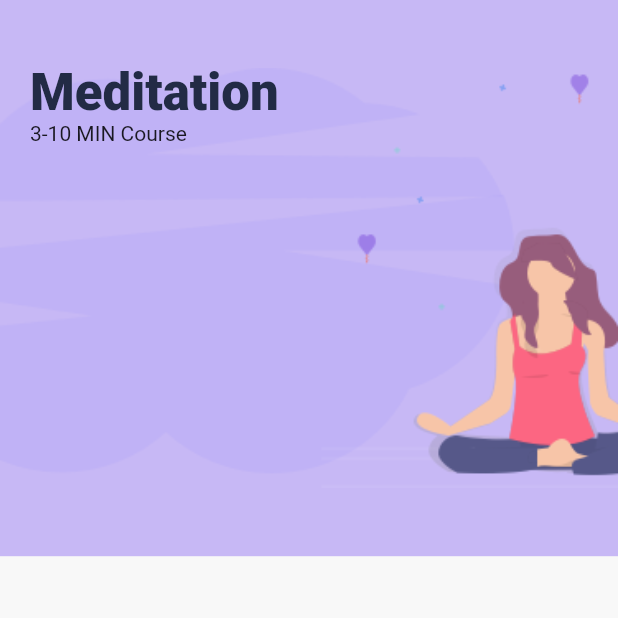
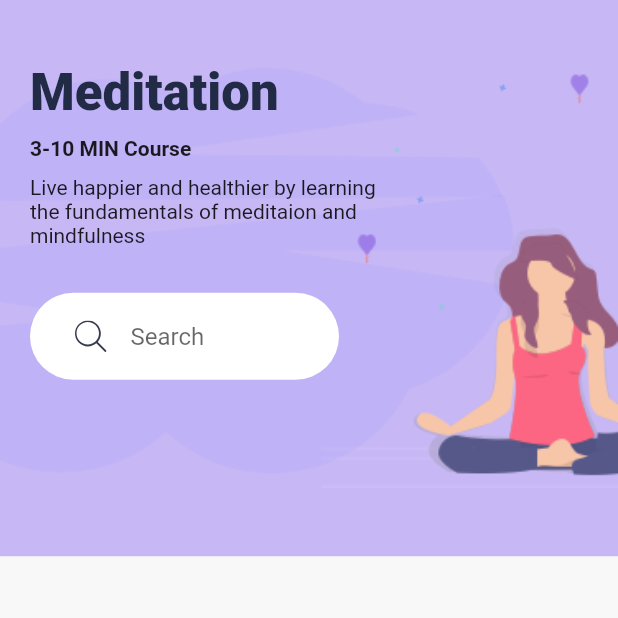
Before and after one commit to DaminduSandaruwan/MeditationApp, a Flutter app: the screen it shows after launch, after a tap on "Meditation", on a phone screen of 412 x 824 dp, the top half of it. Run offline on Flutter 3.47's test engine with Material 2 defaults, Android fonts, the phone set to English and light mode, and no system bars; our stand-ins replace flutter_svg.

Commit message:
add search bar

```diff
--- a/lib/home_screen.dart
+++ b/lib/home_screen.dart
@@ -3,6 +3,7 @@ import 'package:flutter_svg/flutter_svg.dart';
 import 'package:meditaion_app/screens/detail_screen.dart';
 import 'package:meditaion_app/widgets/bottom_navBar.dart';
 import 'package:meditaion_app/widgets/category_card.dart';
+import 'package:meditaion_app/widgets/search_bar.dart';
 
 class HomeScreen extends StatelessWidget {
   @override
@@ -48,21 +49,7 @@ class HomeScreen extends StatelessWidget {
                       .display1
                       .copyWith(fontWeight: FontWeight.w900),
                   ),
-                  Container(
-                    margin: EdgeInsets.symmetric(vertical:30),
-                    padding: EdgeInsets.symmetric(horizontal:30, vertical:5),
-                    decoration: BoxDecoration(
-                      color: Colors.white,
-                      borderRadius: BorderRadius.circular(30),
-                    ),
-                    child: TextField(
-                      decoration: InputDecoration(
-                        hintText: "Search",
-                        icon: SvgPicture.asset("assets/icons/search.svg"),
-                        border: InputBorder.none,
-                      ),
-                    ),
-                  ),
+                  SearchBar(),
                   Expanded(
                     child: GridView.count(
                       crossAxisCount: 2,
--- a/lib/screens/detail_screen.dart
+++ b/lib/screens/detail_screen.dart
@@ -1,5 +1,6 @@
 import 'package:flutter/material.dart';
 import 'package:meditaion_app/constant.dart';
+import 'package:meditaion_app/widgets/search_bar.dart';
 
 class DetailsScreen extends StatelessWidget {
   @override
@@ -32,8 +33,23 @@ class DetailsScreen extends StatelessWidget {
                       .display1
                       .copyWith(fontWeight: FontWeight.w900),
                   ),
+                  SizedBox(height: 10),
                   Text(
-                    "3-10 MIN Course"
+                    "3-10 MIN Course",
+                    style: TextStyle(
+                      fontWeight: FontWeight.bold,
+                    ),
+                  ),
+                  SizedBox(height: 10),
+                  SizedBox(
+                    width: size.width * 0.6,
+                    child: Text(
+                      "Live happier and healthier by learning the fundamentals of meditaion and mindfulness"
+                    ),
+                  ),
+                  SizedBox(
+                    width: size.width * .5,
+                    child: SearchBar(),
                   ),
                 ],
               ),
--- /dev/null
+++ b/lib/widgets/search_bar.dart
@@ -0,0 +1,27 @@
+import 'package:flutter/material.dart';
+import 'package:flutter_svg/flutter_svg.dart';
+
+class SearchBar extends StatelessWidget {
+  const SearchBar({
+    Key key,
+  }) : super(key: key);
+
+  @override
+  Widget build(BuildContext context) {
+    return Container(
+      margin: EdgeInsets.symmetric(vertical:30),
+      padding: EdgeInsets.symmetric(horizontal:30, vertical:5),
+      decoration: BoxDecoration(
+        color: Colors.white,
+        borderRadius: BorderRadius.circular(30),
+      ),
+      child: TextField(
+        decoration: InputDecoration(
+          hintText: "Search",
+          icon: SvgPicture.asset("assets/icons/search.svg"),
+          border: InputBorder.none,
+        ),
+      ),
+    );
+  }
+}
```
